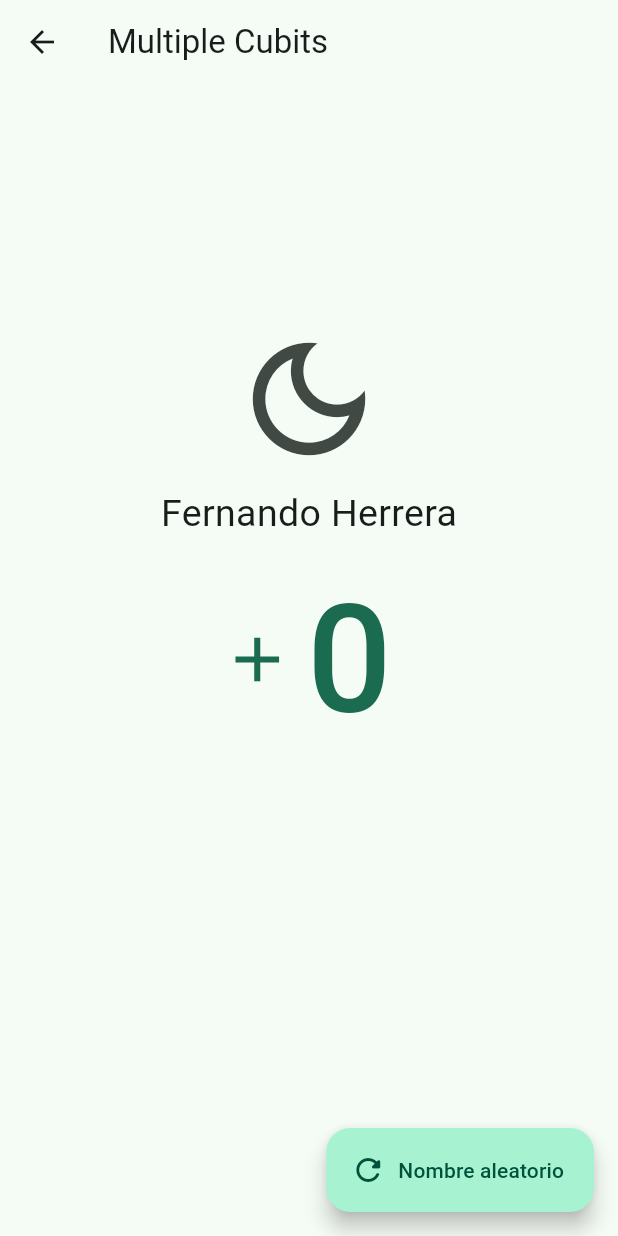
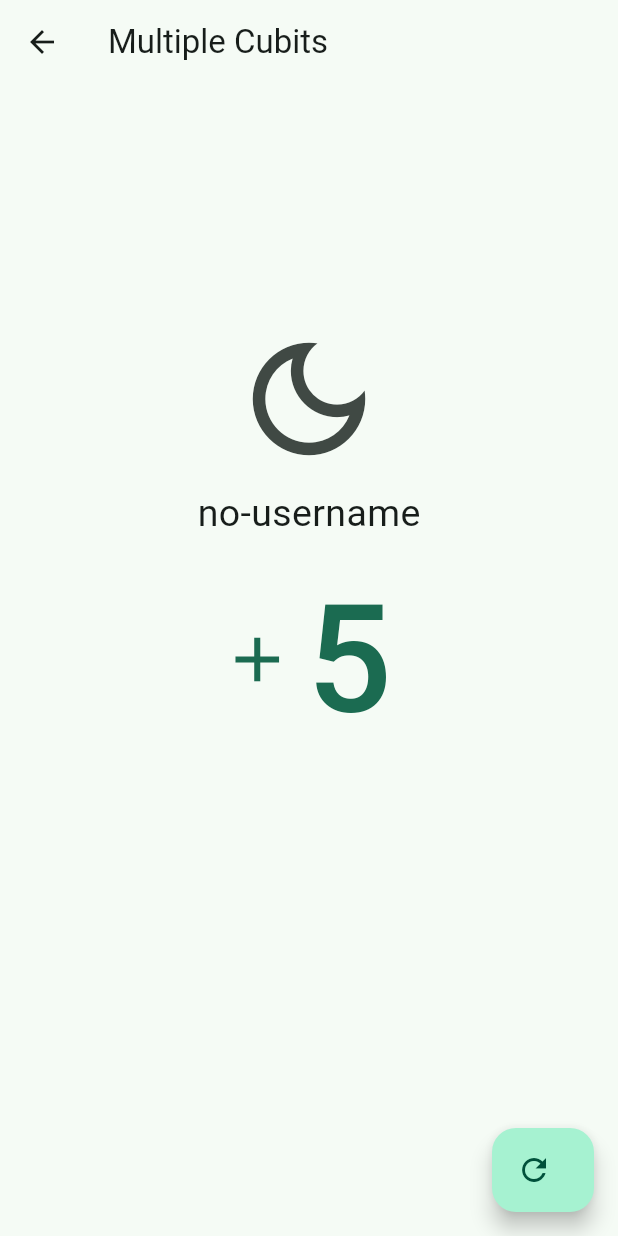
Before and after one commit to GeorgeSan97/DeberFlutterBlocApp, a Flutter app: the screen it shows after launch, after a tap on "Multiples cubits", on a phone screen of 412 x 824 dp. Run offline on Flutter 3.47's test engine with Material 3 defaults, Android fonts, the phone set to English and light mode, and no system bars; our stand-ins replace bloc, dio, equatable, flutter_bloc, get_it, go_router; missing offline and left inert: random_name_generator.

Commit message:
hasta inicio video 15

```diff
--- a/lib/main.dart
+++ b/lib/main.dart
@@ -5,6 +5,7 @@ import 'package:flutter_bloc/flutter_bloc.dart';
 
 void main()
 {
+  serviceLocatorInit();
   runApp(const BlocsProviders());
 }
 
@@ -14,8 +15,10 @@ class BlocsProviders extends StatelessWidget {
   @override
   Widget build(BuildContext context) {
     return MultiBlocProvider(providers: [
-      BlocProvider(create:  (context) => UserNameCubit() ,lazy: false,),
-      BlocProvider(create:  (context) => RoutersimpleCubit(), ),
+      BlocProvider(create:  (context) => getIt<UserNameCubit>() ),
+      BlocProvider(create:  (context) => getIt<RoutersimpleCubit>() ),
+      BlocProvider(create:  (context) => getIt<CounterCubit>() ),
+      BlocProvider(create:  (context) => getIt<ThemeCubit>() ),
     ],
     child: const MyApp());
   }
@@ -29,12 +32,13 @@ class MyApp extends StatelessWidget {
   Widget build(BuildContext context) {
 
     final appRouter = context.watch<RoutersimpleCubit>().state;
+    final theme = context.watch<ThemeCubit>().state;
 
     return MaterialApp.router(
       title: 'Flutter BLoC',
       debugShowCheckedModeBanner: false,
       routerConfig: appRouter,
-      theme: AppTheme( isDarkmode: false ).getTheme(),
+      theme: AppTheme( isDarkmode: theme.isDarkmode ).getTheme(),
     );
   }
 }
--- /dev/null
+++ b/lib/presentation/blocs/02-counter/counter_cubit.dart
@@ -0,0 +1,12 @@
+
+
+
+import 'package:flutter_bloc/flutter_bloc.dart';
+
+class CounterCubit extends Cubit<int> {
+
+  CounterCubit() : super(5);
+
+  void incrementBy(int value) => emit(state + value);
+
+}
--- /dev/null
+++ b/lib/presentation/blocs/03-theme/theme_cubit.dart
@@ -0,0 +1,24 @@
+import 'package:bloc/bloc.dart';
+import 'package:equatable/equatable.dart';
+
+part 'theme_state.dart';
+
+class ThemeCubit extends Cubit<ThemeState> {
+
+  ThemeCubit({
+      bool darkmode = false,
+    }) : super(ThemeState( isDarkmode: darkmode ));
+
+  void toogleTheme() {
+    emit( ThemeState( isDarkmode: !state.isDarkmode ) );
+  }
+
+  void setDarkmode() {
+    emit( const ThemeState( isDarkmode: true ) );
+  }
+
+  void setLightmode() {
+    emit( const ThemeState( isDarkmode: false ) );
+  }
+
+}
--- /dev/null
+++ b/lib/presentation/blocs/03-theme/theme_state.dart
@@ -0,0 +1,13 @@
+part of 'theme_cubit.dart';
+
+class ThemeState extends Equatable {
+
+  final bool isDarkmode;
+
+  const ThemeState({
+    required this.isDarkmode,
+  });
+
+  @override
+  List<Object> get props => [isDarkmode];
+}
--- a/lib/presentation/blocs/blocs.dart
+++ b/lib/presentation/blocs/blocs.dart
@@ -1 +1,4 @@
 export './01-simple_cubit/username_cubit.dart';
+export './02-counter/counter_cubit.dart';
+export './03-theme/theme_cubit.dart';
+export './service_locator.dart';
--- /dev/null
+++ b/lib/presentation/blocs/service_locator.dart
@@ -0,0 +1,16 @@
+import 'package:blocs_app/presentation/blocs/blocs.dart';
+import 'package:get_it/get_it.dart';
+
+import '../../config/router/app_router.dart';
+
+GetIt getIt = GetIt.instance;
+
+
+void serviceLocatorInit() {
+
+  getIt.registerSingleton(UserNameCubit());
+  getIt.registerSingleton(RoutersimpleCubit());
+  getIt.registerSingleton(CounterCubit());
+  getIt.registerSingleton(ThemeCubit());
+
+}
--- a/lib/presentation/screens/03_multiple_cubits/multiple_cubits_screen.dart
+++ b/lib/presentation/screens/03_multiple_cubits/multiple_cubits_screen.dart
@@ -1,4 +1,8 @@
+import 'package:blocs_app/config/helpers/random_generator.dart';
+import 'package:blocs_app/presentation/blocs/02-counter/counter_cubit.dart';
+import 'package:blocs_app/presentation/blocs/blocs.dart';
 import 'package:flutter/material.dart';
+import 'package:flutter_bloc/flutter_bloc.dart';
 
 
 class MultipleCubitScreen extends StatelessWidget {
@@ -6,6 +10,11 @@ class MultipleCubitScreen extends StatelessWidget {
 
   @override
   Widget build(BuildContext context) {
+
+    final counterCubit = context.watch<CounterCubit>();
+    final themeCubit = context.watch<ThemeCubit>();
+    final userNameCubit = context.watch<UserNameCubit>();
+
     return Scaffold(
       appBar: AppBar(
         title: const Text('Multiple Cubits'),
@@ -16,17 +25,25 @@ class MultipleCubitScreen extends StatelessWidget {
             const Spacer(flex: 1,),
 
             IconButton(
+              icon:
+              themeCubit.state.isDarkmode
+                ? const Icon( Icons.light_mode_outlined, size: 100 )
+                : const Icon( Icons.dark_mode_outlined, size: 100 ),
               // icon: const Icon( Icons.light_mode_outlined, size: 100 ),
-              icon: const Icon( Icons.dark_mode_outlined, size: 100 ),
-              onPressed: () {},
+              //icon: const Icon( Icons.dark_mode_outlined, size: 100 ),
+              onPressed: () {
+                themeCubit.toogleTheme();
+              },
             ),
 
-            const Text('Fernando Herrera', style: TextStyle(fontSize: 25 )),
+            Text(userNameCubit.state, style:const TextStyle(fontSize: 25 )),
 
             TextButton.icon(
               icon: const Icon( Icons.add, size: 50,),
-              label: const Text('0', style: TextStyle(fontSize: 100)),
-              onPressed: () {},
+              label:  Text('${counterCubit.state}', style: const TextStyle(fontSize: 100)),
+              onPressed: () {
+                counterCubit.incrementBy(1);
+              },
             ),
 
             const Spacer( flex: 2 ),
@@ -34,9 +51,11 @@ class MultipleCubitScreen extends StatelessWidget {
         )
       ),
       floatingActionButton: FloatingActionButton.extended(
-        label: const Text('Nombre aleatorio'),
-        icon: const Icon( Icons.refresh_rounded ),
-        onPressed: () {},
+        label: const Text(''),
+        icon: const Icon( Icons.refresh_outlined ),
+        onPressed: () {
+          userNameCubit.setUserName(RandomGenerator.getRandomName());
+        },
       ),
     );
   }
```
